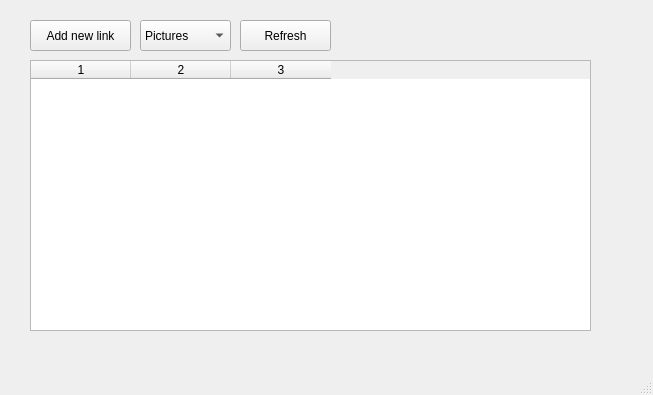
Old version of the form lab2/LinksCollection/mainwindow.ui in the repository KirillKotsko/Semester3_OOP_Kotsko.
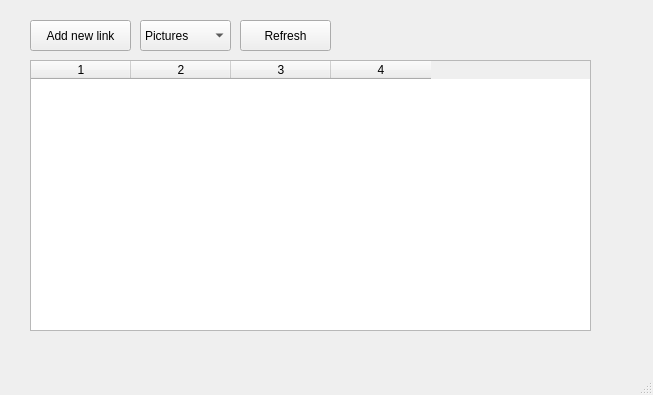
New version of the form.

The edit to the form file:
```diff
--- a/lab2/LinksCollection/mainwindow.ui
+++ b/lab2/LinksCollection/mainwindow.ui
@@ -82,11 +82,12 @@
      </rect>
     </property>
     <property name="columnCount">
-     <number>3</number>
+     <number>4</number>
     </property>
     <column/>
     <column/>
     <column/>
+    <column/>
    </widget>
    <widget class="QPushButton" name="pushButton">
     <property name="geometry">
```
